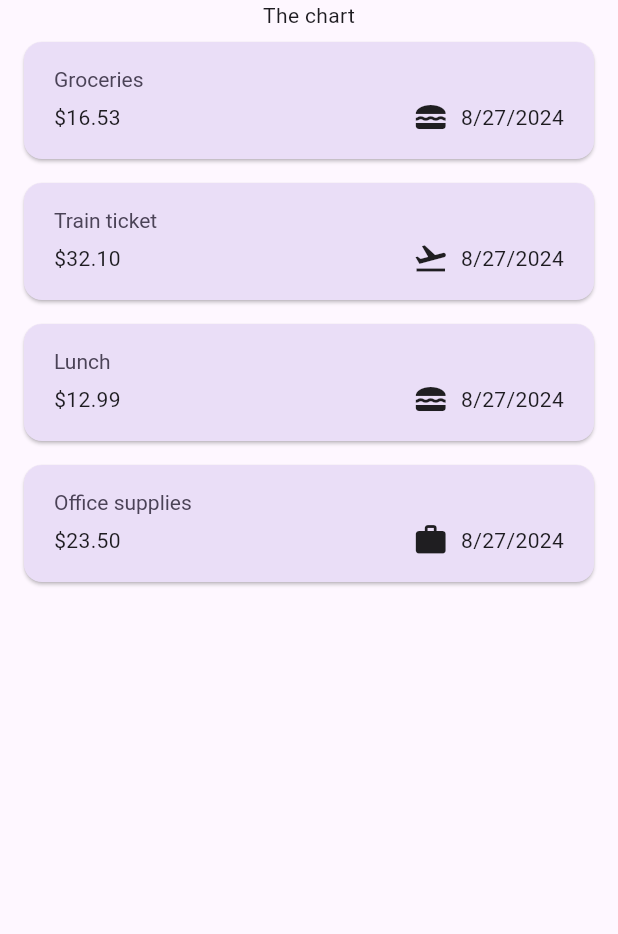
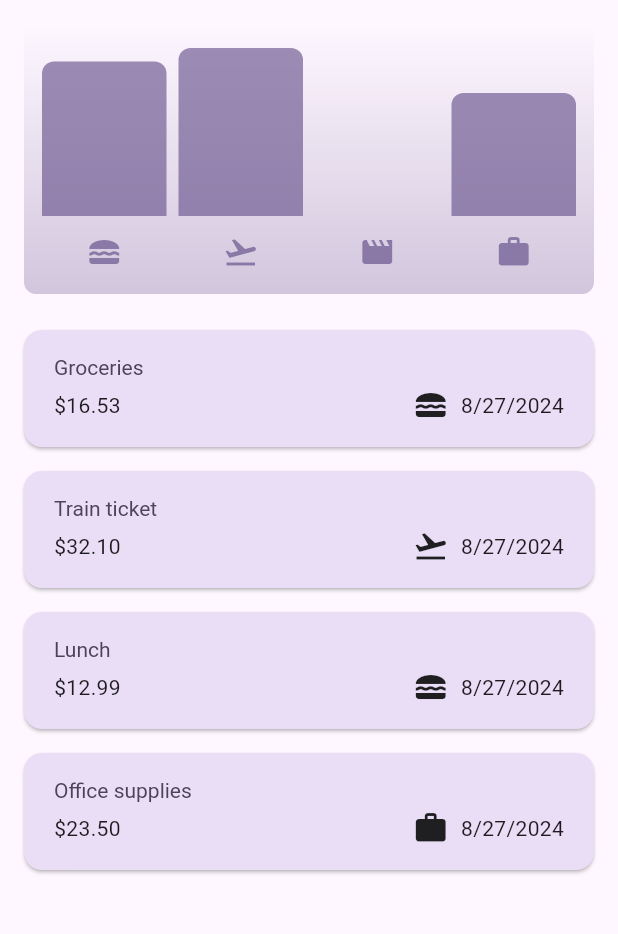
Before and after one commit to Jiiahhhh/belajar-flutter, a Flutter app: the screen it shows after launch, on a phone screen of 412 x 824 dp, the part 84-1018 px from its top. Run offline on Flutter 3.47's test engine with Material 3 defaults, Android fonts, the phone set to English and light mode, and no system bars; our stand-ins replace google_fonts.

Commit message:
Expense Tracker - Buat Chart

```diff
--- a/expenses_tracker/lib/models/expense.dart
+++ b/expenses_tracker/lib/models/expense.dart
@@ -33,3 +33,23 @@
     return formattter.format(date);
   }
 }
+
+class ExpenseBucket {
+  const ExpenseBucket({required this.category, required this.expenses});
+
+  ExpenseBucket.forCategory(List<Expense> allExpenses, this.category)
+      : expenses = allExpenses
+            .where((expense) => expense.category == category)
+            .toList();
+
+  final Category category;
+  final List<Expense> expenses;
+
+  double get totalExpenses {
+    double sum = 0;
+    for (final expense in expenses) {
+      sum += expense.amount;
+    }
+    return sum;
+  }
+}
--- /dev/null
+++ b/expenses_tracker/lib/widgets/chart/chart.dart
@@ -0,0 +1,92 @@
+import 'package:expenses_tracker/widgets/chart/chart_bar.dart';
+import 'package:flutter/material.dart';
+import 'package:expenses_tracker/models/expense.dart';
+
+class Chart extends StatelessWidget {
+  const Chart({super.key, required this.expense});
+
+  final List<Expense> expense;
+
+  List<ExpenseBucket> get buckets {
+    return [
+      ExpenseBucket.forCategory(expense, Category.food),
+      ExpenseBucket.forCategory(expense, Category.travel),
+      ExpenseBucket.forCategory(expense, Category.leisure),
+      ExpenseBucket.forCategory(expense, Category.work),
+    ];
+  }
+
+  double get maxTotalExpense {
+    double maxTotalExpense = 0;
+
+    for (final bucket in buckets) {
+      if (bucket.totalExpenses > maxTotalExpense) {
+        maxTotalExpense = bucket.totalExpenses;
+      }
+    }
+    return maxTotalExpense;
+  }
+
+  @override
+  Widget build(BuildContext context) {
+    final isDarkMode =
+        MediaQuery.of(context).platformBrightness == Brightness.dark;
+    return Container(
+      margin: const EdgeInsets.all(16),
+      padding: const EdgeInsets.symmetric(
+        vertical: 16,
+        horizontal: 8,
+      ),
+      width: double.infinity,
+      height: 180,
+      decoration: BoxDecoration(
+        borderRadius: BorderRadius.circular(8),
+        gradient: LinearGradient(
+          colors: [
+            Theme.of(context).colorScheme.primary.withOpacity(0.3),
+            Theme.of(context).colorScheme.primary.withOpacity(0.0),
+          ],
+          begin: Alignment.bottomCenter,
+          end: Alignment.topCenter,
+        ),
+      ),
+      child: Column(
+        children: [
+          Expanded(
+            child: Row(
+              crossAxisAlignment: CrossAxisAlignment.end,
+              children: [
+                for (final bucket in buckets)
+                  ChartBar(
+                    fill: bucket.totalExpenses == 0
+                        ? 0
+                        : bucket.totalExpenses / maxTotalExpense,
+                  )
+              ],
+            ),
+          ),
+          const SizedBox(height: 12),
+          Row(
+              children: buckets
+                  .map(
+                    (bucket) => Expanded(
+                      child: Padding(
+                        padding: const EdgeInsets.symmetric(horizontal: 4),
+                        child: Icon(
+                          categoryIcons[bucket.category],
+                          color: isDarkMode
+                              ? Theme.of(context).colorScheme.secondary
+                              : Theme.of(context)
+                                  .colorScheme
+                                  .primary
+                                  .withOpacity(0.7),
+                        ),
+                      ),
+                    ),
+                  )
+                  .toList())
+        ],
+      ),
+    );
+  }
+}
--- /dev/null
+++ b/expenses_tracker/lib/widgets/chart/chart_bar.dart
@@ -0,0 +1,31 @@
+import 'package:flutter/material.dart';
+
+class ChartBar extends StatelessWidget {
+  const ChartBar({super.key, required this.fill});
+
+  final double fill;
+
+  @override
+  Widget build(BuildContext context) {
+    final isDarkMode =
+        MediaQuery.of(context).platformBrightness == Brightness.dark;
+    return Expanded(
+      child: Padding(
+        padding: const EdgeInsets.symmetric(horizontal: 4),
+        child: FractionallySizedBox(
+          heightFactor: fill,
+          child: DecoratedBox(
+            decoration: BoxDecoration(
+              shape: BoxShape.rectangle,
+              borderRadius:
+                  const BorderRadius.vertical(top: Radius.circular(8)),
+              color: isDarkMode
+                  ? Theme.of(context).colorScheme.secondary
+                  : Theme.of(context).colorScheme.primary.withOpacity(0.65),
+            ),
+          ),
+        ),
+      ),
+    );
+  }
+}
--- a/expenses_tracker/lib/widgets/expenses.dart
+++ b/expenses_tracker/lib/widgets/expenses.dart
@@ -1,3 +1,4 @@
+import 'package:expenses_tracker/widgets/chart/chart.dart';
 import 'package:expenses_tracker/widgets/new_expense.dart';
 import 'package:flutter/material.dart';
 import 'package:expenses_tracker/models/expense.dart';
@@ -98,7 +99,10 @@
         ],
       ),
       body: Column(
-        children: [const Text('The chart'), Expanded(child: mainContent)],
+        children: [
+          Chart(expense: _registeredExpenses),
+          Expanded(child: mainContent)
+        ],
       ),
     );
   }
```
